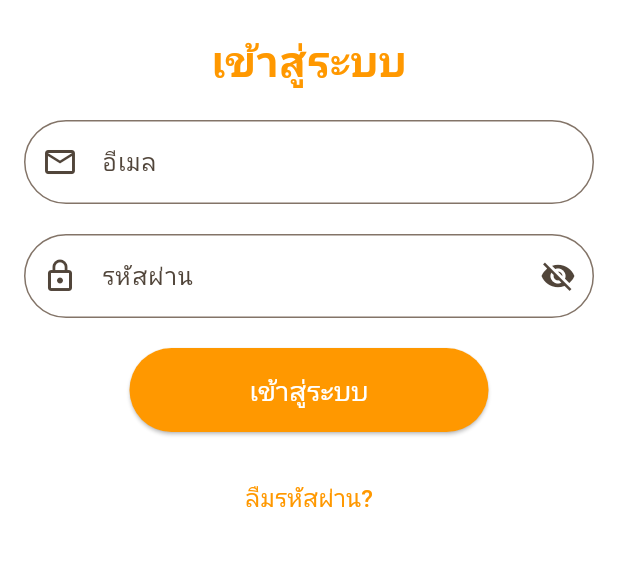
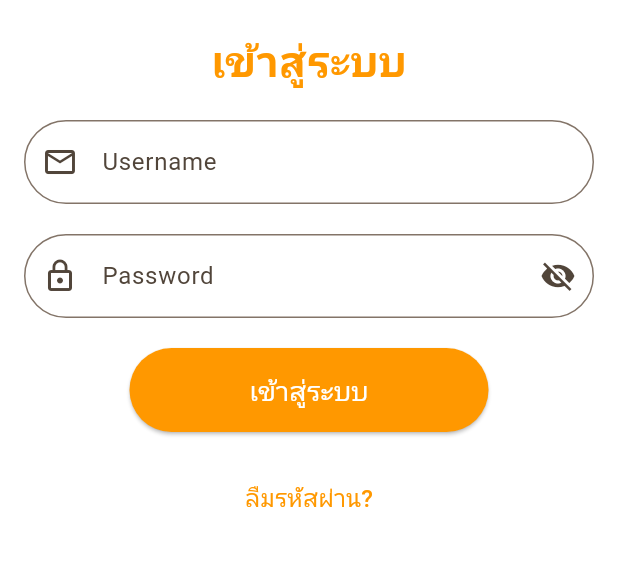
Before and after one commit to Pumpan01/demo, a Flutter app: the screen it shows after launch, on a phone screen of 412 x 824 dp, the part 339-905 px from its top. Run offline on Flutter 3.47's test engine with Material 3 defaults, Android fonts, the phone set to English and light mode, and no system bars.

Commit message:
label Pass and User

```diff
--- a/lib/login.dart
+++ b/lib/login.dart
@@ -74,7 +74,7 @@ class _LoginPageState extends State<LoginPage> {
                 controller: _emailController,
                 keyboardType: TextInputType.emailAddress,
                 decoration: InputDecoration(
-                  labelText: 'อีเมล',
+                  labelText: 'Username',
                   border: OutlineInputBorder(
                     borderRadius: BorderRadius.circular(30),
                   ),
@@ -88,7 +88,7 @@ class _LoginPageState extends State<LoginPage> {
                 controller: _passwordController,
                 obscureText: !_isPasswordVisible,
                 decoration: InputDecoration(
-                  labelText: 'รหัสผ่าน',
+                  labelText: 'Password',
                   border: OutlineInputBorder(
                     borderRadius: BorderRadius.circular(30),
                   ),
--- a/lib/notice_page.dart
+++ b/lib/notice_page.dart
@@ -15,7 +15,7 @@ class NoticePage extends StatelessWidget {
           ListTile(
             leading: Icon(Icons.warning, color: Colors.orange),
             title: Text('ประกาศน้ำไม่ไหล'),
-            subtitle: Text('วันนี้น้ำจะไม่ไหลตั้งแต่ 8 โมงเช้าถึงเที่ยง'),
+            subtitle: Text('วันนี้น้ำจะไม่ไหลตั้งแต่ 9 โมงเช้าถึงเที่ยง'),
           ),
           ListTile(
             leading: Icon(Icons.warning, color: Colors.orange),
```
